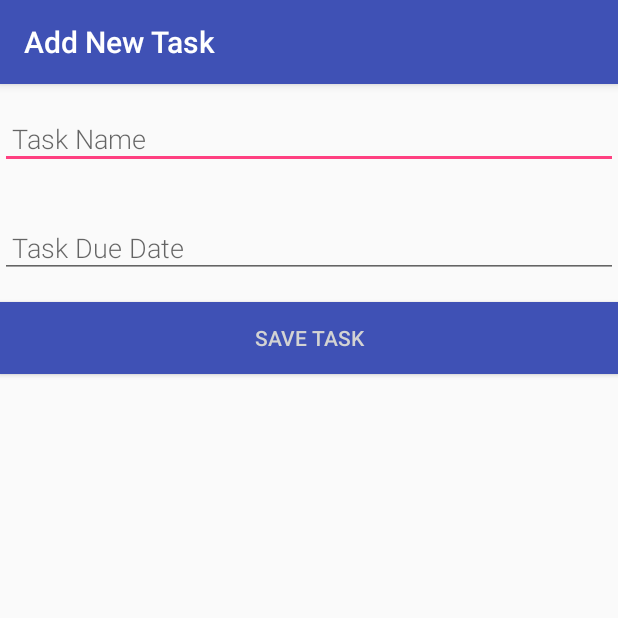
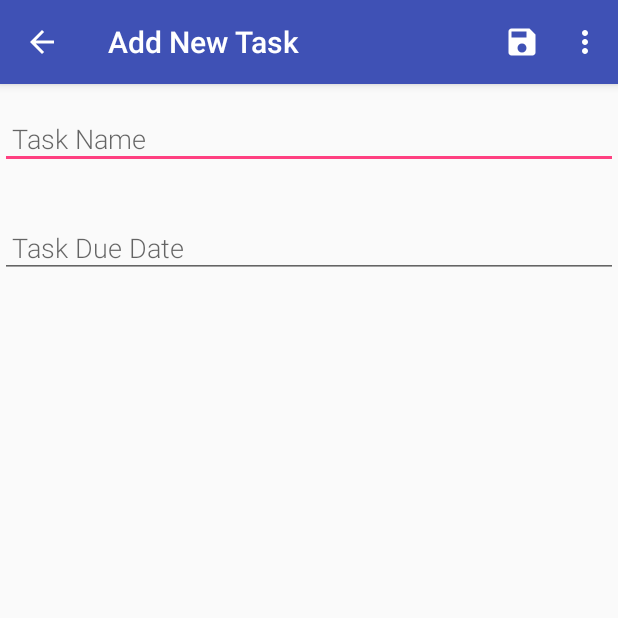
Before and after one commit to bayyatej/ToDo, an Android app: the screen it shows after launch (NewTaskActivity before the commit, TaskEditorActivity after it), after a tap on an icon or button, on a phone screen of 412 x 824 dp, the top half of it. Run offline under Robolectric (Android 15) with nearby library versions, the phone set to English and light mode, and no system bars; our stand-ins replace Room's generated code; libraries missing offline, so code that uses them is left out: android.arch.persistence.

Commit message:
consolidate redundant EditTaskActivity and NewTaskActivity into TaskEditorActivity

```diff
--- a/ToDo/app/src/main/AndroidManifest.xml
+++ b/ToDo/app/src/main/AndroidManifest.xml
@@ -18,8 +18,7 @@
                 <category android:name="android.intent.category.LAUNCHER" />
             </intent-filter>
         </activity>
-        <activity android:name=".NewTaskActivity" />
-        <activity android:name=".EditTaskActivity" />
+        <activity android:name=".TaskEditorActivity" />
     </application>
 
 </manifest>
--- a/ToDo/app/src/main/java/com/geterdone/android/todo/MainActivity.java
+++ b/ToDo/app/src/main/java/com/geterdone/android/todo/MainActivity.java
@@ -39,7 +39,8 @@ public class MainActivity extends AppCompatActivity
 			@Override
 			public void onClick(View view)
 			{
-				Intent intent = new Intent(MainActivity.this, NewTaskActivity.class);
+				Intent intent = new Intent(MainActivity.this, TaskEditorActivity.class);
+				intent.putExtra("action", "add");
 				startActivityForResult(intent, NEW_TASK_ACTIVITY_REQUEST_CODE);
 			}
 		});
@@ -90,8 +91,8 @@ public class MainActivity extends AppCompatActivity
 
 		if (requestCode == NEW_TASK_ACTIVITY_REQUEST_CODE && resultCode == RESULT_OK)
 		{
-			Task task = new Task(data.getStringExtra(NewTaskActivity.EXTRA_NAME), data
-					.getStringExtra(NewTaskActivity.EXTRA_DATE));
+			Task task = new Task(data.getStringExtra(TaskEditorActivity.EXTRA_NAME), data
+					.getStringExtra(TaskEditorActivity.EXTRA_DATE));
 			mTaskViewModel.insert(task);
 		} else
 		{
--- a/ToDo/app/src/main/java/com/geterdone/android/todo/NewTaskActivity.java
+++ /dev/null
@@ -1,56 +0,0 @@
-package com.geterdone.android.todo;
-
-import android.content.Intent;
-import android.os.Bundle;
-import android.support.v7.app.ActionBar;
-import android.support.v7.app.AppCompatActivity;
-import android.text.TextUtils;
-import android.view.View;
-import android.widget.Button;
-import android.widget.EditText;
-
-public class NewTaskActivity extends AppCompatActivity
-{
-	public static final String EXTRA_NAME = "com.geterdone.android.tasklistsql.NAME";
-	public static final String EXTRA_DATE = "com.geterdone.android.tasklistsql.DATE";
-	private EditText mTaskNameEditText,
-			mTaskDateEditText;
-
-	@Override
-	public void onCreate(Bundle savedInstanceState)
-	{
-		super.onCreate(savedInstanceState);
-		setContentView(R.layout.activity_task_editor);
-		ActionBar actionBar = getSupportActionBar();
-
-		if (actionBar != null)
-		{
-			actionBar.setTitle("Add New Task");
-		}
-		mTaskNameEditText = findViewById(R.id.task_name_edit_text);
-		mTaskDateEditText = findViewById(R.id.task_date_edit_text);
-
-		final Button button = findViewById(R.id.button_save);
-		button.setOnClickListener(new View.OnClickListener()
-		{
-			@Override
-			public void onClick(View v)
-			{
-				Intent saveIntent = new Intent();
-				if (TextUtils.isEmpty(mTaskDateEditText.getText()) || TextUtils.isEmpty
-						(mTaskNameEditText.getText()))
-				{
-					setResult(RESULT_CANCELED, saveIntent);
-				} else
-				{
-					String name = mTaskNameEditText.getText().toString().trim();
-					String date = mTaskDateEditText.getText().toString().trim();
-					saveIntent.putExtra(EXTRA_NAME, name);
-					saveIntent.putExtra(EXTRA_DATE, date);
-					setResult(RESULT_OK, saveIntent);
-				}
-				finish();
-			}
-		});
-	}
-}
--- /dev/null
+++ b/ToDo/app/src/main/java/com/geterdone/android/todo/TaskEditorActivity.java
@@ -0,0 +1,100 @@
+package com.geterdone.android.todo;
+
+import android.content.Intent;
+import android.os.Bundle;
+import android.support.v7.app.ActionBar;
+import android.support.v7.app.AppCompatActivity;
+import android.text.TextUtils;
+import android.view.Menu;
+import android.view.MenuItem;
+import android.view.View;
+import android.widget.Button;
+import android.widget.EditText;
+
+public class TaskEditorActivity extends AppCompatActivity
+{
+	public static final String EXTRA_NAME = "com.geterdone.android.tasklistsql.NAME";
+	public static final String EXTRA_DATE = "com.geterdone.android.tasklistsql.DATE";
+	private EditText mTaskNameEditText,
+			mTaskDateEditText;
+
+	@Override
+	public void onCreate(Bundle savedInstanceState)
+	{
+		super.onCreate(savedInstanceState);
+		setContentView(R.layout.activity_task_editor);
+		ActionBar actionBar = getSupportActionBar();
+		Intent intent = getIntent();
+		mTaskNameEditText = findViewById(R.id.task_name_edit_text);
+		mTaskDateEditText = findViewById(R.id.task_date_edit_text);
+
+		if (actionBar != null)
+		{
+			actionBar.setDisplayHomeAsUpEnabled(true);
+			switch (intent.getStringExtra("action"))
+			{
+				case "add":
+					actionBar.setTitle("Add New Task");
+					break;
+				case "edit":
+					actionBar.setTitle("Edit Task");
+					mTaskNameEditText.setText(intent.getStringExtra("name"));
+					mTaskDateEditText.setText(intent.getStringExtra("date"));
+					break;
+				default:
+					break;
+			}
+		}
+	}
+
+	/*
+		Menu methods
+	 */
+	@Override
+	public boolean onCreateOptionsMenu(Menu menu)
+	{
+		getMenuInflater().inflate(R.menu.editor_menu, menu);
+		return super.onCreateOptionsMenu(menu);
+	}
+
+	@Override
+	public boolean onOptionsItemSelected(MenuItem item)
+	{
+		switch (item.getItemId())
+		{
+			case R.id.editor_menu_save:
+				final Button button = findViewById(R.id.editor_menu_save);
+				//todo change button click behavior to update tasks
+				button.setOnClickListener(new View.OnClickListener()
+				{
+					@Override
+					public void onClick(View v)
+					{
+						Intent saveIntent = new Intent();
+						if (TextUtils.isEmpty(mTaskDateEditText.getText()) || TextUtils.isEmpty
+								(mTaskNameEditText.getText()))
+						{
+							setResult(RESULT_CANCELED, saveIntent);
+						} else
+						{
+							String name = mTaskNameEditText.getText().toString().trim();
+							String date = mTaskDateEditText.getText().toString().trim();
+							saveIntent.putExtra(EXTRA_NAME, name);
+							saveIntent.putExtra(EXTRA_DATE, date);
+							setResult(RESULT_OK, saveIntent);
+						}
+						finish();
+					}
+				});
+				return true;
+			case R.id.editor_menu_delete:
+				//todo delete Task
+				return true;
+			case android.R.id.home:
+				this.finish();
+				return true;
+			default:
+				return super.onOptionsItemSelected(item);
+		}
+	}
+}
--- a/ToDo/app/src/main/java/com/geterdone/android/todo/TaskListAdapter.java
+++ b/ToDo/app/src/main/java/com/geterdone/android/todo/TaskListAdapter.java
@@ -30,9 +30,10 @@ public class TaskListAdapter extends RecyclerView.Adapter<TaskListAdapter.TaskVi
 				@Override
 				public void onClick(View v)
 				{
-					Intent intent = new Intent(mContext, EditTaskActivity.class);
+					Intent intent = new Intent(mContext, TaskEditorActivity.class);
 					intent.putExtra("name", taskNameTextView.getText().toString().trim());
 					intent.putExtra("date", taskDateTextView.getText().toString().trim());
+					intent.putExtra("action", "edit");
 					mContext.startActivity(intent);
 				}
 			});
--- /dev/null
+++ b/ToDo/app/src/main/res/drawable/ic_save_white_24dp.xml
@@ -0,0 +1,11 @@
+<vector android:autoMirrored="true"
+    android:height="24dp"
+    android:tint="#FFFFFF"
+    android:viewportHeight="24.0"
+    android:viewportWidth="24.0"
+    android:width="24dp"
+    xmlns:android="http://schemas.android.com/apk/res/android">
+    <path
+        android:fillColor="#FF000000"
+        android:pathData="M17,3L5,3c-1.11,0 -2,0.9 -2,2v14c0,1.1 0.89,2 2,2h14c1.1,0 2,-0.9 2,-2L21,7l-4,-4zM12,19c-1.66,0 -3,-1.34 -3,-3s1.34,-3 3,-3 3,1.34 3,3 -1.34,3 -3,3zM15,9L5,9L5,5h10v4z" />
+</vector>
--- a/ToDo/app/src/main/res/layout/activity_task_editor.xml
+++ b/ToDo/app/src/main/res/layout/activity_task_editor.xml
@@ -31,12 +31,4 @@
         android:textSize="18sp"
         tools:targetApi="jelly_bean" />
 
-    <Button
-        android:id="@+id/button_save"
-        android:layout_width="match_parent"
-        android:layout_height="wrap_content"
-        android:background="@color/colorPrimary"
-        android:text="@string/task_editor_save_task"
-        android:textColor="#d3d3d3" />
-
 </LinearLayout>
--- /dev/null
+++ b/ToDo/app/src/main/res/menu/editor_menu.xml
@@ -0,0 +1,13 @@
+<?xml version="1.0" encoding="utf-8"?>
+<menu xmlns:android="http://schemas.android.com/apk/res/android"
+    xmlns:app="http://schemas.android.com/apk/res-auto">
+    <item
+        android:id="@+id/editor_menu_save"
+        android:icon="@drawable/ic_save_white_24dp"
+        android:title="@string/editor_menu_save_task"
+        app:showAsAction="ifRoom" />
+    <item
+        android:id="@+id/editor_menu_delete"
+        android:title="@string/editor_menu_delete_task"
+        app:showAsAction="never" />
+</menu>
--- a/ToDo/app/src/main/res/values/strings.xml
+++ b/ToDo/app/src/main/res/values/strings.xml
@@ -5,4 +5,6 @@
     <string name="task_editor_hint_task_name">Task Name</string>
     <string name="task_editor_save_task">Save Task</string>
     <string name="task_editor_hint_task_date">Task Due Date</string>
+    <string name="editor_menu_save_task">Save Task</string>
+    <string name="editor_menu_delete_task">Delete Task</string>
 </resources>
```
Also changed, not shown: ToDo/app/src/main/java/com/geterdone/android/todo/EditTaskActivity.java (deleted, +0 -34 lines).
